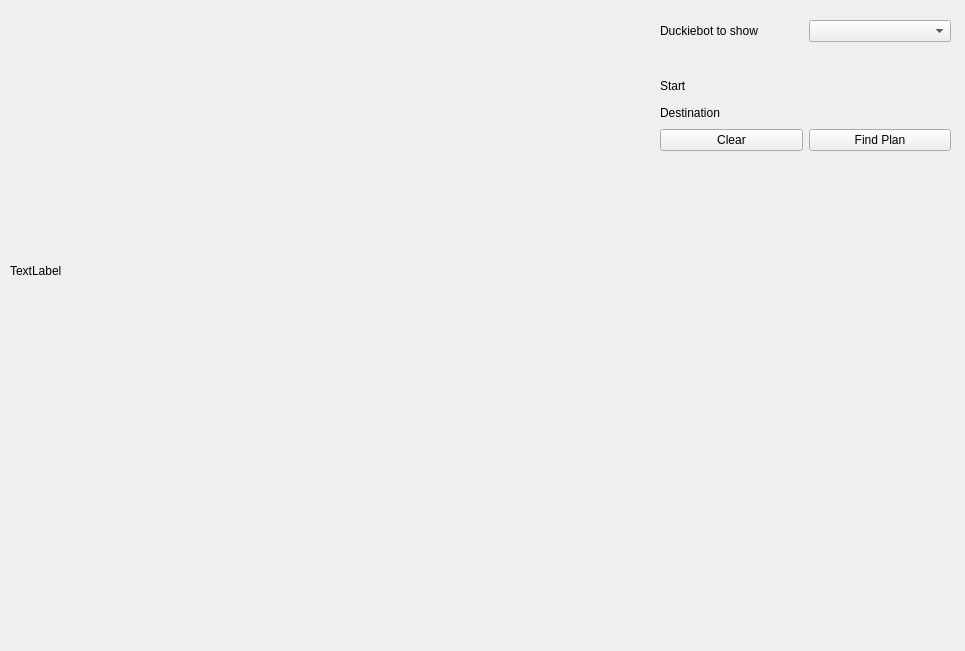
spadma3/duck, file catkin_ws/src/20-indefinite-navigation/fleet_planning/include/rqt_fleet_planning/rqt_fleet_planning.ui: the form before one commit.
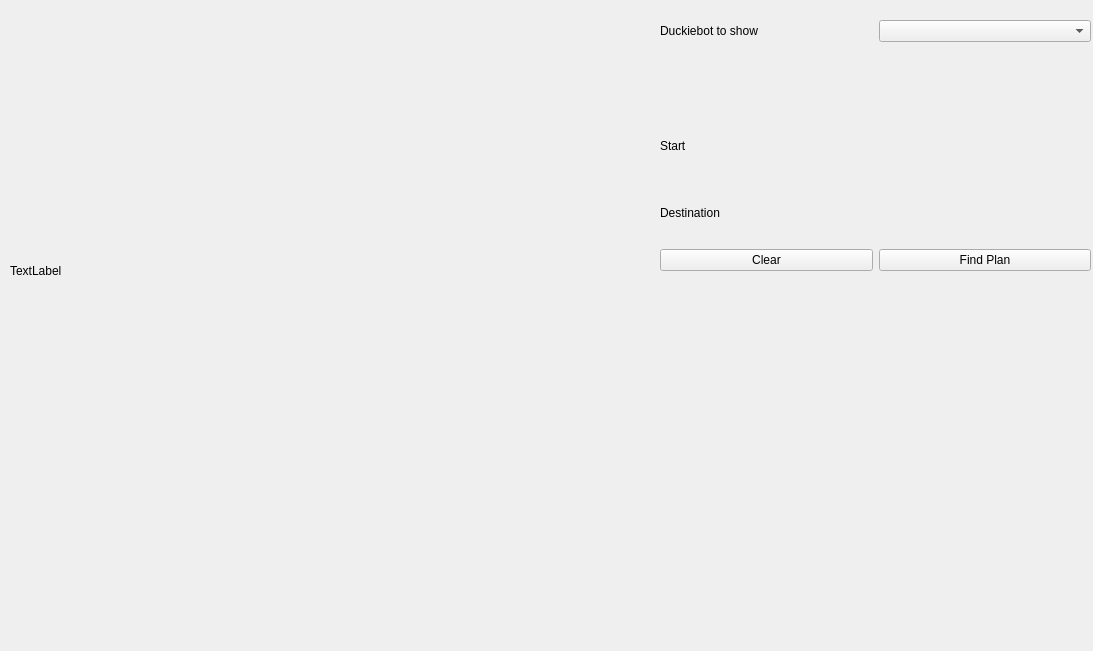
The form after the commit.

Commit message: re-implements combobox population

```diff
--- a/catkin_ws/src/20-indefinite-navigation/fleet_planning/include/rqt_fleet_planning/rqt_fleet_planning.ui
+++ b/catkin_ws/src/20-indefinite-navigation/fleet_planning/include/rqt_fleet_planning/rqt_fleet_planning.ui
@@ -6,7 +6,7 @@
    <rect>
     <x>0</x>
     <y>0</y>
-    <width>965</width>
+    <width>1093</width>
     <height>651</height>
    </rect>
   </property>
@@ -18,8 +18,8 @@
     <rect>
      <x>660</x>
      <y>20</y>
-     <width>291</width>
-     <height>131</height>
+     <width>431</width>
+     <height>251</height>
     </rect>
    </property>
    <layout class="QGridLayout" name="gridLayout">
```
The commit also changes 1 other file.
